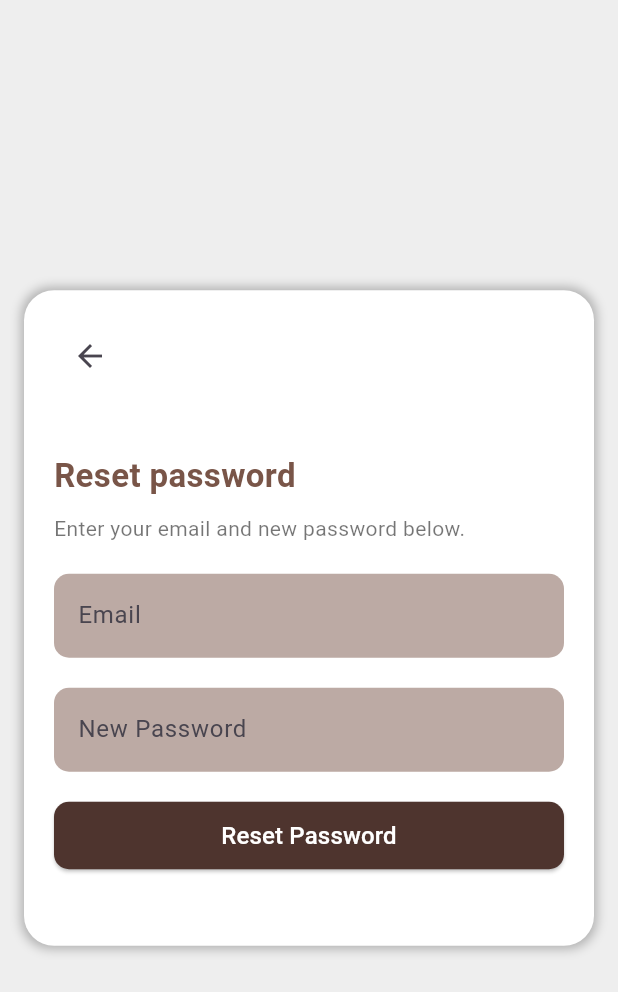
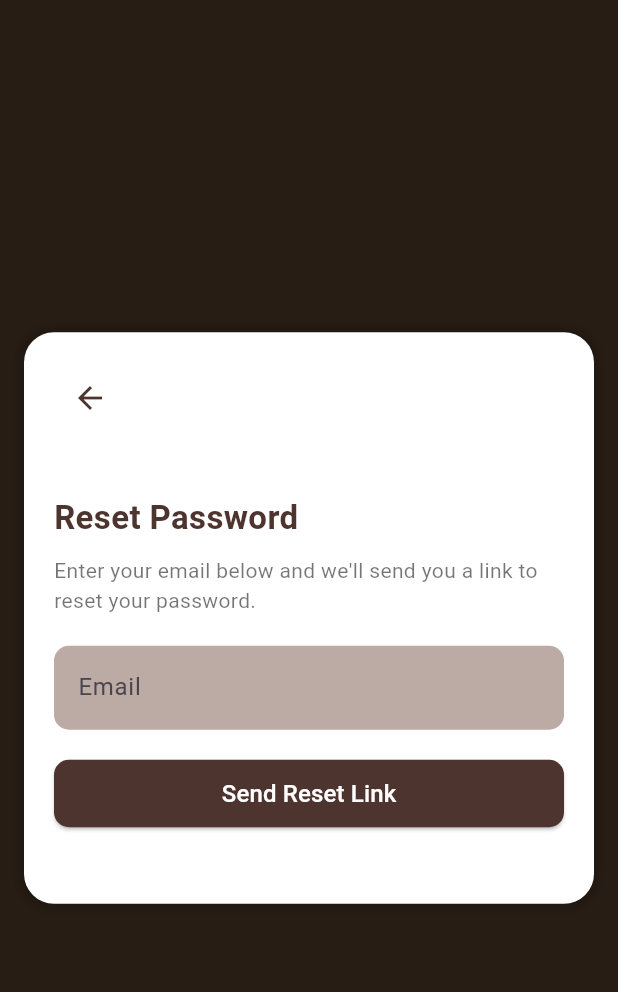
Before and after one commit to dimethma/QuizGenie, a Flutter app: the screen it shows after launch, after a tap on "Forgot Password?", on a phone screen of 412 x 824 dp. Shown: the top 992 px of the screen. Run offline on Flutter 3.47's test engine with Material 3 defaults, Android fonts, the phone set to English and light mode, and no system bars; our stand-ins replace cloud_firestore, file_picker, firebase_auth, firebase_core, firebase_storage, google_sign_in and 2 more; accounts and stored records are empty.

Commit message:
add color to the page loging and finalize

```diff
--- a/lib/interface/ResetPassword.dart
+++ b/lib/interface/ResetPassword.dart
@@ -1,6 +1,5 @@
 import 'package:flutter/material.dart';
 import 'package:firebase_auth/firebase_auth.dart';
-import 'package:cloud_firestore/cloud_firestore.dart';
 import 'package:quizgenie/interface/login.dart';
 
 class ResetPasswordScreen extends StatefulWidget {
@@ -10,17 +9,36 @@ class ResetPasswordScreen extends StatefulWidget {
 
 class _ResetPasswordScreenState extends State<ResetPasswordScreen> {
   final TextEditingController _emailController = TextEditingController();
-  final TextEditingController _passwordController = TextEditingController();
+  String _statusMessage = '';
 
   final FirebaseAuth _auth = FirebaseAuth.instance;
-  final FirebaseFirestore _firestore = FirebaseFirestore.instance;
 
-  String _statusMessage = '';
+  Future<void> _resetPassword() async {
+    String email = _emailController.text.trim();
+
+    if (email.isEmpty) {
+      setState(() {
+        _statusMessage = "Please enter your email.";
+      });
+      return;
+    }
+
+    try {
+      await _auth.sendPasswordResetEmail(email: email);
+      setState(() {
+        _statusMessage = "Password reset link sent. Check your email.";
+      });
+    } catch (e) {
+      setState(() {
+        _statusMessage = "Error: ${e.toString()}";
+      });
+    }
+  }
 
   @override
   Widget build(BuildContext context) {
     return Scaffold(
-      backgroundColor: Colors.grey[200],
+      backgroundColor: Color(0xFF271D15), // Dark theme
       body: Center(
         child: Padding(
           padding: const EdgeInsets.all(16.0),
@@ -45,7 +63,7 @@ class _ResetPasswordScreenState extends State<ResetPasswordScreen> {
                 Row(
                   children: [
                     IconButton(
-                      icon: Icon(Icons.arrow_back),
+                      icon: Icon(Icons.arrow_back, color: Colors.brown[800]),
                       onPressed: () {
                         Navigator.pushReplacement(
                           context,
@@ -60,16 +78,16 @@ class _ResetPasswordScreenState extends State<ResetPasswordScreen> {
                 ),
                 SizedBox(height: 40),
                 Text(
-                  "Reset password",
+                  "Reset Password",
                   style: TextStyle(
                     fontSize: 22,
                     fontWeight: FontWeight.bold,
-                    color: Colors.brown,
+                    color: Colors.brown[800],
                   ),
                 ),
                 SizedBox(height: 10),
                 Text(
-                  "Enter your email and new password below.",
+                  "Enter your email below and we'll send you a link to reset your password.",
                   style: TextStyle(fontSize: 14, color: Colors.black54),
                 ),
                 SizedBox(height: 20),
@@ -86,26 +104,11 @@ class _ResetPasswordScreenState extends State<ResetPasswordScreen> {
                   ),
                 ),
                 SizedBox(height: 20),
-                TextField(
-                  controller: _passwordController,
-                  decoration: InputDecoration(
-                    labelText: "New Password",
-                    filled: true,
-                    fillColor: Colors.brown[200],
-                    border: OutlineInputBorder(
-                      borderRadius: BorderRadius.circular(10),
-                      borderSide: BorderSide.none,
-                    ),
-                  ),
-                ),
-                SizedBox(height: 20),
                 SizedBox(
                   width: double.infinity,
                   height: 45,
                   child: ElevatedButton(
-                    onPressed: () {
-                      _resetPassword();
-                    },
+                    onPressed: _resetPassword,
                     style: ElevatedButton.styleFrom(
                       backgroundColor: Colors.brown[800],
                       shape: RoundedRectangleBorder(
@@ -113,13 +116,19 @@ class _ResetPasswordScreenState extends State<ResetPasswordScreen> {
                       ),
                     ),
                     child: Text(
-                      "Reset Password",
+                      "Send Reset Link",
                       style: TextStyle(color: Colors.white, fontSize: 16),
                     ),
                   ),
                 ),
                 SizedBox(height: 10),
-                Text(_statusMessage, style: TextStyle(color: Colors.red)),
+                Center(
+                  child: Text(
+                    _statusMessage,
+                    style: TextStyle(color: Colors.red),
+                    textAlign: TextAlign.center,
+                  ),
+                ),
               ],
             ),
           ),
@@ -127,23 +136,4 @@ class _ResetPasswordScreenState extends State<ResetPasswordScreen> {
       ),
     );
   }
-
-  Future<void> _resetPassword() async {
-    String email = _emailController.text.trim();
-    String newPassword = _passwordController.text.trim();
-
-    try {
-      await _auth.sendPasswordResetEmail(email: email);
-      await _firestore.collection('users').doc(email).set({
-        'password': newPassword,
-      });
-      setState(() {
-        _statusMessage = 'Password reset email sent successfully.';
-      });
-    } catch (e) {
-      setState(() {
-        _statusMessage = 'Failed to send reset email: $e';
-      });
-    }
-  }
 }
--- a/lib/interface/login.dart
+++ b/lib/interface/login.dart
@@ -1,11 +1,9 @@
 import 'package:flutter/material.dart';
 import 'package:firebase_auth/firebase_auth.dart';
-import 'package:firebase_core/firebase_core.dart';
 import 'package:cloud_firestore/cloud_firestore.dart';
 import 'package:google_sign_in/google_sign_in.dart';
 import 'package:quizgenie/chat.dart';
 import 'package:quizgenie/interface/setuppassword.dart';
-import 'ResetPassword.dart';
 import 'package:quizgenie/interface/ResetPassword.dart';
 import 'package:quizgenie/Home.dart';
 
@@ -46,7 +44,6 @@ class _LoginScreenState extends State<LoginScreen> {
       ScaffoldMessenger.of(
         context,
       ).showSnackBar(SnackBar(content: Text("Login successful!")));
-
       Navigator.pushReplacement(
         context,
         MaterialPageRoute(builder: (context) => HomeScreen()),
@@ -86,14 +83,12 @@ class _LoginScreenState extends State<LoginScreen> {
             await _firestore.collection('users').doc(user.uid).get();
 
         if (!userDoc.exists) {
-          // New User: Save data & redirect to password setup
           await _firestore.collection('users').doc(user.uid).set({
             'uid': user.uid,
             'name': user.displayName ?? "No Name",
             'email': user.email ?? "",
             'photoURL': user.photoURL ?? "",
             'createdAt': FieldValue.serverTimestamp(),
-            'password': "", // To be set later
           });
 
           Navigator.pushReplacement(
@@ -103,7 +98,6 @@ class _LoginScreenState extends State<LoginScreen> {
             ),
           );
         } else {
-          // Existing user: Proceed to home
           Navigator.pushReplacement(
             context,
             MaterialPageRoute(builder: (context) => HomeScreen()),
@@ -122,12 +116,12 @@ class _LoginScreenState extends State<LoginScreen> {
   @override
   Widget build(BuildContext context) {
     return Scaffold(
-      backgroundColor: Colors.grey[100],
+      backgroundColor: Color(0xFF271D15),
       body: Center(
         child: Padding(
-          padding: const EdgeInsets.all(16.0),
+          padding: const EdgeInsets.all(32.0),
           child: Container(
-            padding: const EdgeInsets.all(20),
+            padding: const EdgeInsets.all(30),
             decoration: BoxDecoration(
               color: Colors.white,
               borderRadius: BorderRadius.circular(20),
@@ -186,7 +180,23 @@ class _LoginScreenState extends State<LoginScreen> {
                     ),
                   ),
                 ),
-                SizedBox(height: 20),
+                Align(
+                  alignment: Alignment.centerRight,
+                  child: TextButton(
+                    onPressed: () {
+                      Navigator.push(
+                        context,
+                        MaterialPageRoute(
+                          builder: (context) => ResetPasswordScreen(),
+                        ),
+                      );
+                    },
+                    child: Text(
+                      "Forgot Password?",
+                      style: TextStyle(color: Colors.brown[800]),
+                    ),
+                  ),
+                ),
                 SizedBox(
                   width: double.infinity,
                   height: 45,
@@ -194,9 +204,6 @@ class _LoginScreenState extends State<LoginScreen> {
                     onPressed: _isLoading ? null : _loginUser,
                     style: ElevatedButton.styleFrom(
                       backgroundColor: Colors.brown[800],
-                      shape: RoundedRectangleBorder(
-                        borderRadius: BorderRadius.circular(10),
-                      ),
                     ),
                     child:
                         _isLoading
@@ -217,41 +224,12 @@ class _LoginScreenState extends State<LoginScreen> {
                   child: ElevatedButton.icon(
                     onPressed: _isLoading ? null : _signInWithGoogle,
                     icon: Icon(Icons.login, color: Colors.white),
-                    label:
-                        _isLoading
-                            ? CircularProgressIndicator(color: Colors.white)
-                            : Text(
-                              "Sign in with Google",
-                              style: TextStyle(
-                                color: Colors.white,
-                                fontSize: 16,
-                              ),
-                            ),
+                    label: Text(
+                      "Sign in with Google",
+                      style: TextStyle(color: Colors.white, fontSize: 16),
+                    ),
                     style: ElevatedButton.styleFrom(
                       backgroundColor: Colors.red[700],
-                      shape: RoundedRectangleBorder(
-                        borderRadius: BorderRadius.circular(10),
-                      ),
-                    ),
-                  ),
-                ),
-                SizedBox(height: 10),
-                Center(
-                  child: GestureDetector(
-                    onTap: () {
-                      Navigator.push(
-                        context,
-                        MaterialPageRoute(
-                          builder: (context) => ResetPasswordScreen(),
-                        ),
-                      );
-                    },
-                    child: Text(
-                      "Forgot Password?",
-                      style: TextStyle(
-                        color: Colors.brown[800],
-                        decoration: TextDecoration.underline,
-                      ),
                     ),
                   ),
                 ),
```
Also changed, not shown: lib/interface/setuppassword.dart (+15 -11 lines).
